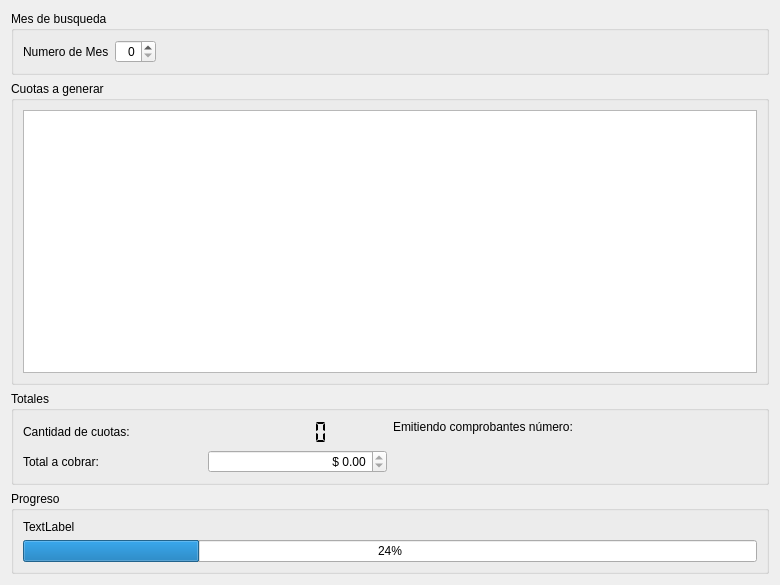
chungote/gestotux, file trunk/plugins/cuotas/formgenerarcomprobantescuotasbase.ui: the form before one commit.
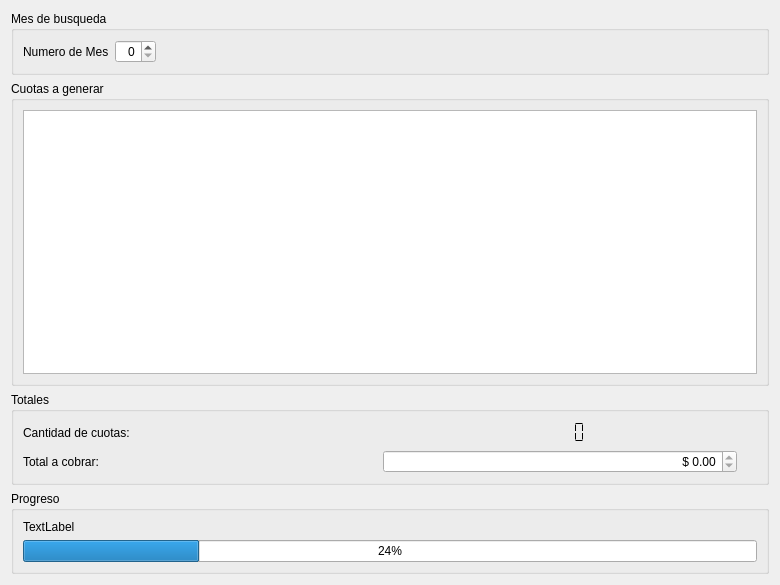
The form after the commit.

Patch:
```diff
--- a/trunk/plugins/cuotas/formgenerarcomprobantescuotasbase.ui
+++ b/trunk/plugins/cuotas/formgenerarcomprobantescuotasbase.ui
@@ -102,13 +102,6 @@
         </item>
        </layout>
       </item>
-      <item row="0" column="1">
-       <widget class="QLabel" name="LComprobantes">
-        <property name="text">
-         <string>Emitiendo comprobantes número:</string>
-        </property>
-       </widget>
-      </item>
       <item row="1" column="1" rowspan="2">
        <spacer name="verticalSpacer">
         <property name="orientation">
```
